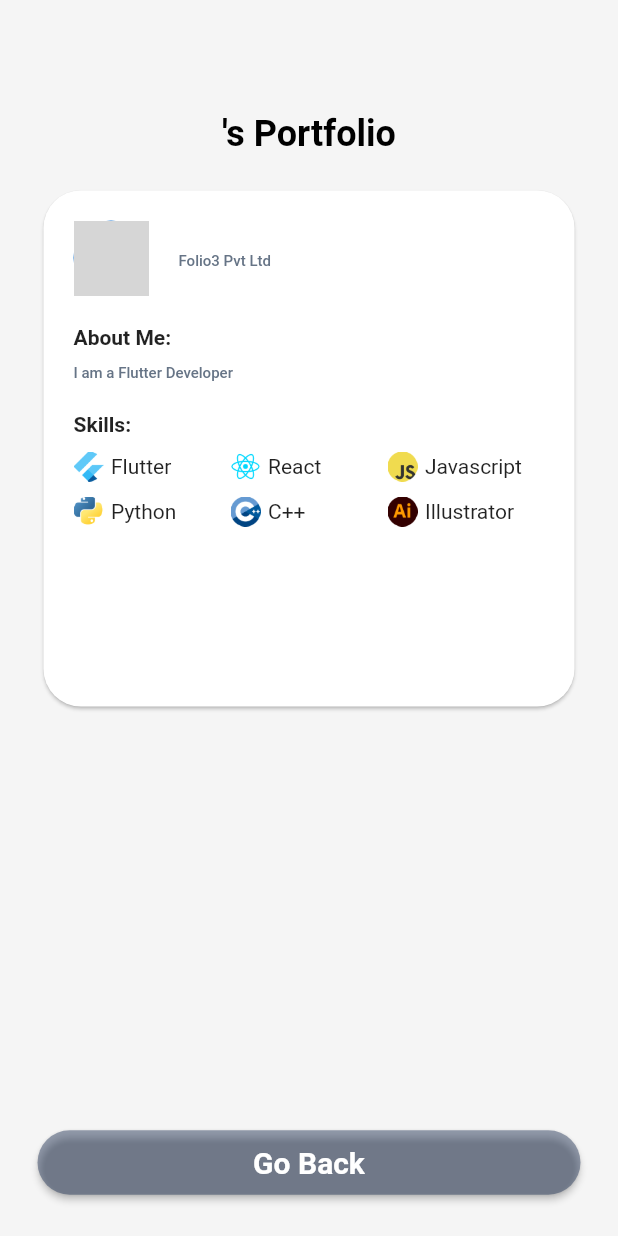
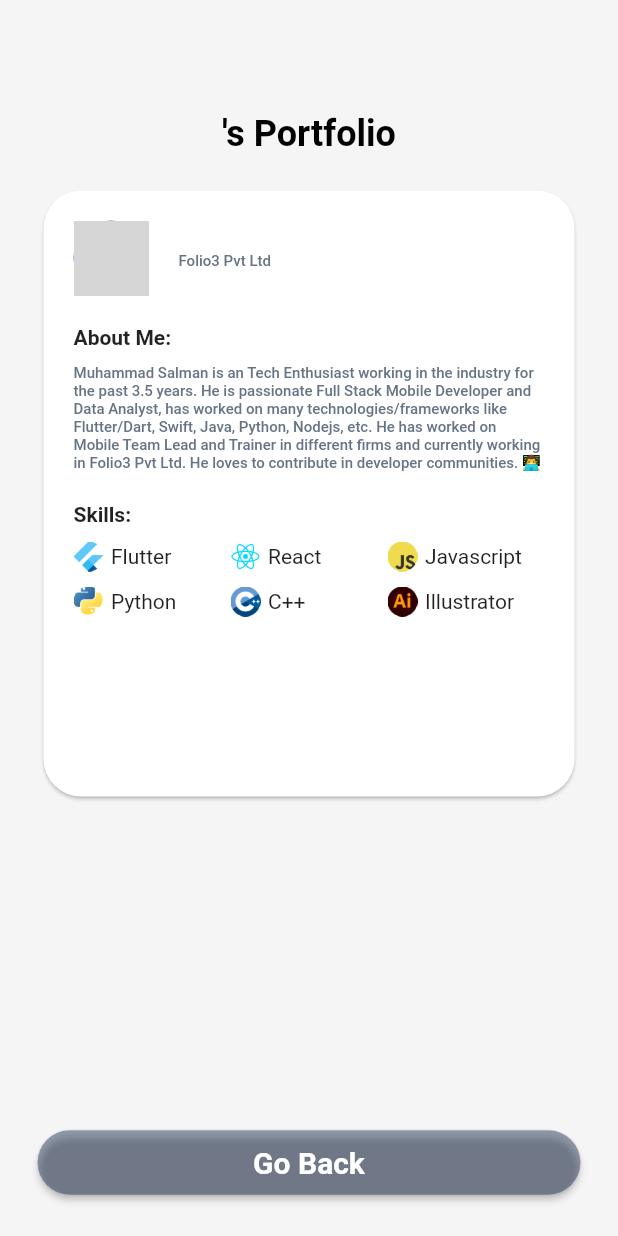
Before and after one commit to msalman2890/flutter_session_maju, a Flutter app: the PortfolioDisplayScreen screen opened directly with empty values, on a phone screen of 412 x 824 dp. Run offline on Flutter 3.47's test engine with Material 2 defaults, Android fonts, the light colour scheme and no system bars; network calls fail; grey boxes are pictures that could not be loaded.

Commit message:
Added detailed intro for a long text demo

```diff
--- a/lib/portfolio_display_screen.dart
+++ b/lib/portfolio_display_screen.dart
@@ -75,7 +75,8 @@ class PortfolioDisplayScreen extends StatelessWidget {
                       const SizedBox(
                         height: 10,
                       ),
-                      const Text("I am a Flutter Developer",
+                      const Text(
+                          "Muhammad Salman is an Tech Enthusiast working in the industry for the past 3.5 years. He is passionate Full Stack Mobile Developer and Data Analyst, has worked on many technologies/frameworks like Flutter/Dart, Swift, Java, Python, Nodejs, etc. He has worked on Mobile Team Lead and Trainer in different firms and currently working in Folio3 Pvt Ltd. He loves to contribute in developer communities. 👨‍💻",
                           style: TextStyle(
                               color: Color(0xff667486),
                               fontWeight: FontWeight.w500,
```
